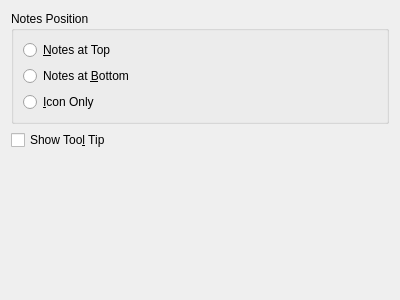
The window that plugins/itemnotes/itemnotessettings.ui (hluk/CopyQ) describes before a commit, drawn with Qt 5.
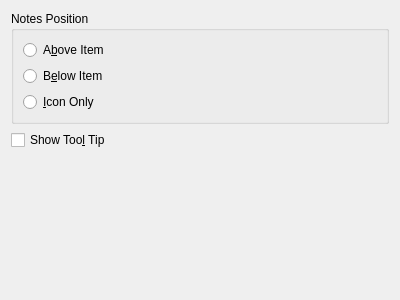
The same window after the commit.

Patch:
```diff
--- a/plugins/itemnotes/itemnotessettings.ui
+++ b/plugins/itemnotes/itemnotessettings.ui
@@ -20,14 +20,14 @@
       <item>
        <widget class="QRadioButton" name="radioButtonTop">
         <property name="text">
-         <string>&amp;Notes at Top</string>
+         <string>A&amp;bove Item</string>
         </property>
        </widget>
       </item>
       <item>
        <widget class="QRadioButton" name="radioButtonBottom">
         <property name="text">
-         <string>Notes at &amp;Bottom</string>
+         <string>B&amp;elow Item</string>
         </property>
        </widget>
       </item>
```
